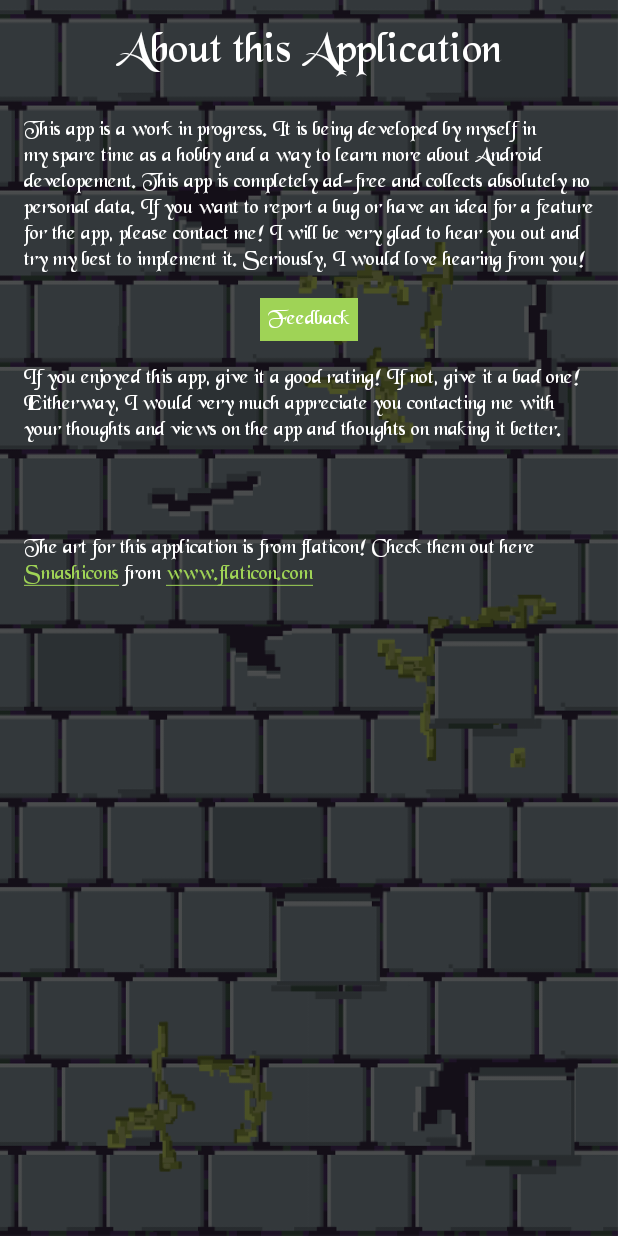
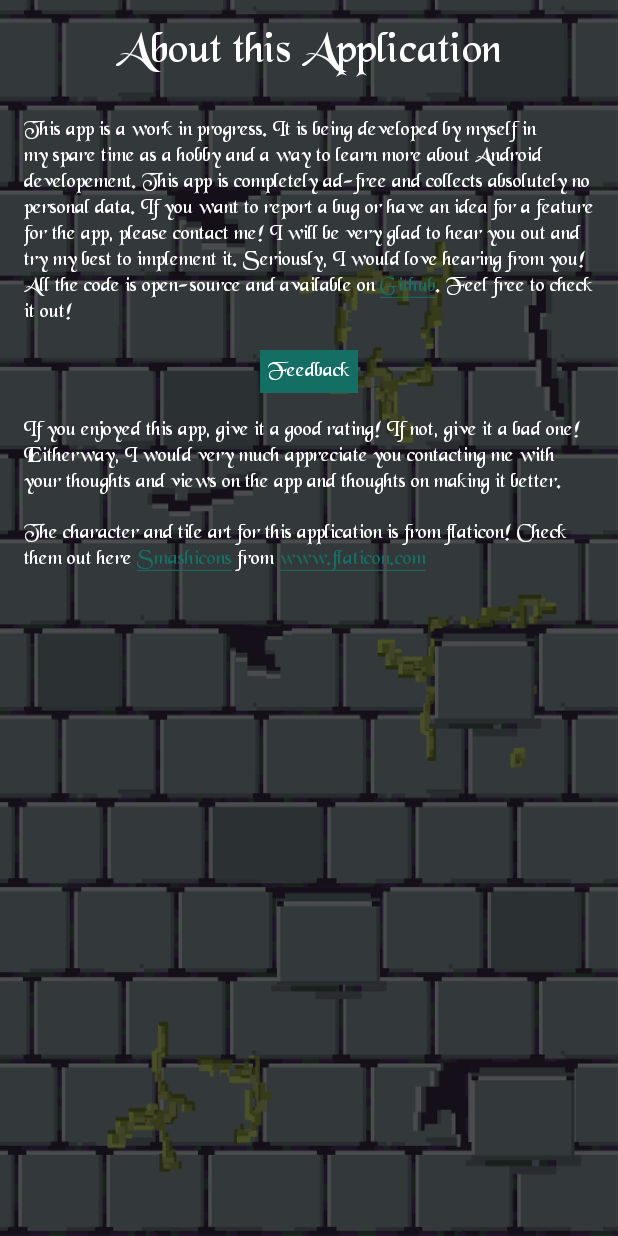
Before and after one commit to arkountos/OrcsAttack, an Android app: the AboutActivity screen opened directly, with no data from a screen before it, on a phone screen of 412 x 824 dp. Run offline under Robolectric (Android 15) with nearby library versions, the phone set to English and light mode, and no system bars; Roboto replaces fonts that are not available here.

```diff
--- a/app/src/main/AndroidManifest.xml
+++ b/app/src/main/AndroidManifest.xml
@@ -6,6 +6,7 @@
 
     <application
         android:name=".GlobalsActivity"
+        android:screenOrientation="nosensor"
         android:allowBackup="true"
         android:icon="@drawable/ic_treasure_appicon"
         android:label="@string/app_name"
--- a/app/src/main/res/layout/activity_about.xml
+++ b/app/src/main/res/layout/activity_about.xml
@@ -7,6 +7,12 @@
     android:background="@drawable/black_pixelwall"
     tools:context="com.example.inittrack2.AboutActivity">
 
+    <ScrollView
+        android:layout_width="match_parent"
+        android:layout_height="match_parent">
+        <androidx.constraintlayout.widget.ConstraintLayout
+            android:layout_width="match_parent"
+            android:layout_height="match_parent">
             <Button
                 android:id="@+id/rate_button"
                 android:layout_width="wrap_content"
@@ -15,7 +21,7 @@
                 android:background="@color/colorAccent"
                 android:padding="5dp"
                 android:text="Rate on Google Play"
-        android:visibility="invisible"
+                android:visibility="gone"
                 app:layout_constraintEnd_toEndOf="@+id/textView10"
                 app:layout_constraintStart_toStartOf="@+id/textView10"
                 app:layout_constraintTop_toBottomOf="@+id/textView10" />
@@ -84,4 +90,9 @@
                 app:layout_constraintEnd_toEndOf="parent"
                 app:layout_constraintStart_toStartOf="parent"
                 app:layout_constraintTop_toBottomOf="@+id/rate_button" />
+
         </androidx.constraintlayout.widget.ConstraintLayout>
+
+    </ScrollView>
+
+</androidx.constraintlayout.widget.ConstraintLayout>
--- a/app/src/main/res/layout/activity_encounter_start.xml
+++ b/app/src/main/res/layout/activity_encounter_start.xml
@@ -95,6 +95,7 @@
                 android:fontFamily="@font/blkchry"
                 android:text="Include hills and caverns"
                 android:textColor="@android:color/white"
+                android:visibility="gone"
                 app:layout_constraintStart_toStartOf="@+id/tree_probability_spinner"
                 app:layout_constraintTop_toBottomOf="@+id/tree_probability_spinner" />
 
@@ -103,7 +104,7 @@
                 android:layout_width="wrap_content"
                 android:layout_height="wrap_content"
                 android:layout_marginTop="16dp"
-                android:text="Tile size:"
+                android:text="Grid size:"
                 android:textColor="@android:color/white"
                 app:layout_constraintStart_toStartOf="@+id/dimensions"
                 app:layout_constraintTop_toBottomOf="@+id/dimensions" />
--- a/app/src/main/res/values/colors.xml
+++ b/app/src/main/res/values/colors.xml
@@ -3,7 +3,8 @@
     <color name="colorPrimary">#58358a</color>
     <color name="colorBackground">#483c46</color>
     <color name="colorPrimaryDark">#3f256f</color>
-    <color name="colorAccent">#9FD356</color>
+    <color name="colorAccent">#136F63</color>
+<!--    9FD356-->
 <!--    #f46036-->
     <color name="colorEnemy">#d7263d</color>
     <color name="colorFriend">#3c6e71</color>
--- a/app/src/main/res/values/strings.xml
+++ b/app/src/main/res/values/strings.xml
@@ -9,16 +9,19 @@
 
     <string name="about_app">This app is a work in progress. It is being developed by myself in my spare time as a hobby and a way to learn more about Android developement. This app is completely ad-free and collects absolutely no personal data. If you want to report a bug
     or have an idea for a feature for the app, please contact me! I will be very glad to hear you out and try my best to implement it. Seriously, I would love hearing from you!
+        All the code is open-source and available on <a href="https://www.github.com/arkountos/Initiative-Tracker">Github</a>. Feel free to check it out!
     </string>
 
     <string name="about_rate">If you enjoyed this app, give it a good rating! If not, give it a bad one! Eitherway, I would very much appreciate you contacting me with your thoughts and views on the app and thoughts on making it better.</string>
 
-    <string name="about_attributions">The art for this application is from flaticon! Check them out here <div><a href="https://www.flaticon.com/authors/smashicons" title="Smashicons">Smashicons</a> from <a href="https://www.flaticon.com/" title="Flaticon">www.flaticon.com</a></div></string>
+    <string name="about_attributions">The character and tile art for this application is from flaticon! Check them out here <div><a href="https://www.flaticon.com/authors/smashicons" title="Smashicons">Smashicons</a> from <a href="https://www.flaticon.com/" title="Flaticon">www.flaticon.com</a></div></string>
 
     <string name="battle_to_start">Dynamic Battle Tracker</string>
 
     <string name="campfire_help">When you check the campfire box, a campfire appears near the middle of your map. If a campfire is present, allied characters appear close to the fire while enemy characters appear far from it.
     If no campfire is present, all the characters appear randomly. You can set the max distance from the fire that ally characters can spawn, as well as the minimum distance from the campfire for enemies to spawn from the settings tab.</string>
+
+    <string name="artwork_jason">The background images were created </string>
 
     <string-array name="classes">
         <item>Barbarian</item>
```
Also changed, not shown: app/src/main/java/com/example/inittrack2/AddCharActivity.kt (+12 -2 lines), app/src/main/res/layout/activity_grid.xml (+7 -15 lines), app/src/main/res/layout/activity_start.xml (+12 -0 lines). Lines whose indentation alone changed are shown as unchanged.
